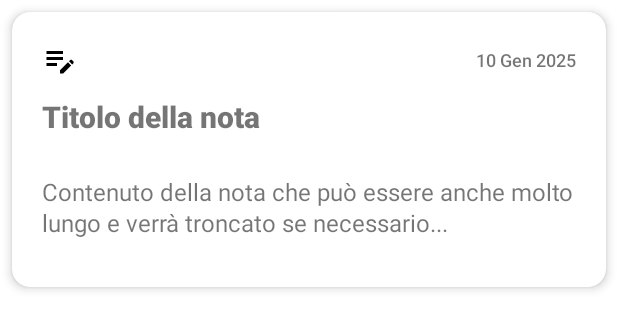
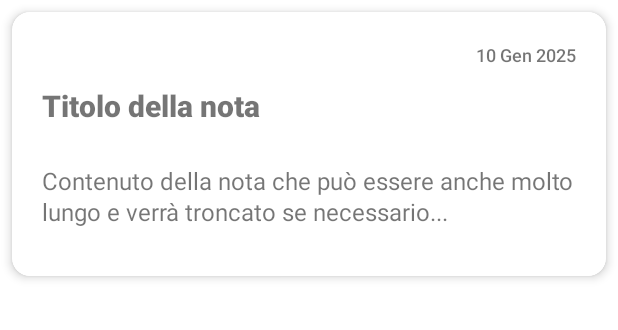
Before and after one commit to NicolasCola7/MA-Project, an Android app: the layout item_note.xml on its own in the app's theme, with its tools: preview values and no code run, on a phone screen of 412 x 824 dp. Shown: the top 330 px of the screen. Run offline under Robolectric (Android 15) with nearby library versions, the light colour scheme and no system bars.

Commit message:
miglior visualizzazione note

```diff
--- a/app/src/main/res/layout/item_note.xml
+++ b/app/src/main/res/layout/item_note.xml
@@ -6,8 +6,7 @@
     android:layout_margin="8dp"
     app:cardCornerRadius="12dp"
     app:cardElevation="4dp"
-    app:strokeWidth="0dp"
-    app:strokeColor="@android:color/transparent">
+    app:strokeWidth="1dp">
 
     <LinearLayout
         android:layout_width="match_parent"
@@ -22,12 +21,6 @@
             android:orientation="horizontal"
             android:gravity="center_vertical"
             android:layout_marginBottom="12dp">
-
-            <ImageView
-                android:layout_width="24dp"
-                android:layout_height="24dp"
-                android:src="@drawable/ic_edit_note_24"
-                android:layout_marginEnd="8dp" />
 
             <View
                 android:layout_width="0dp"
```
